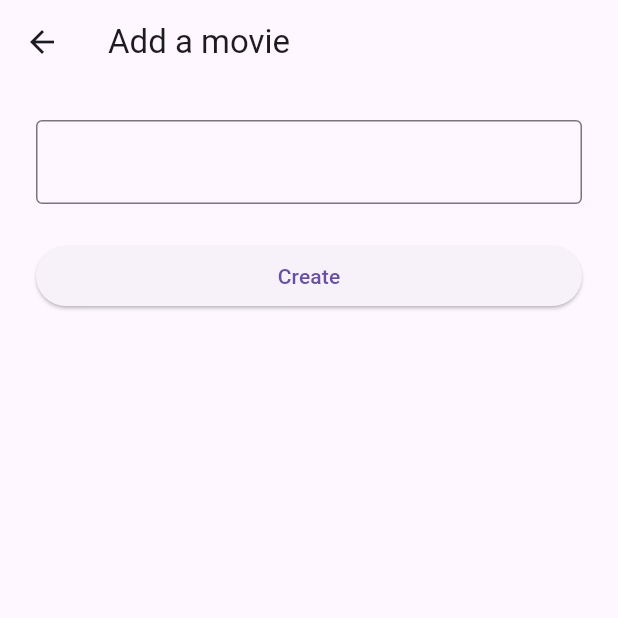
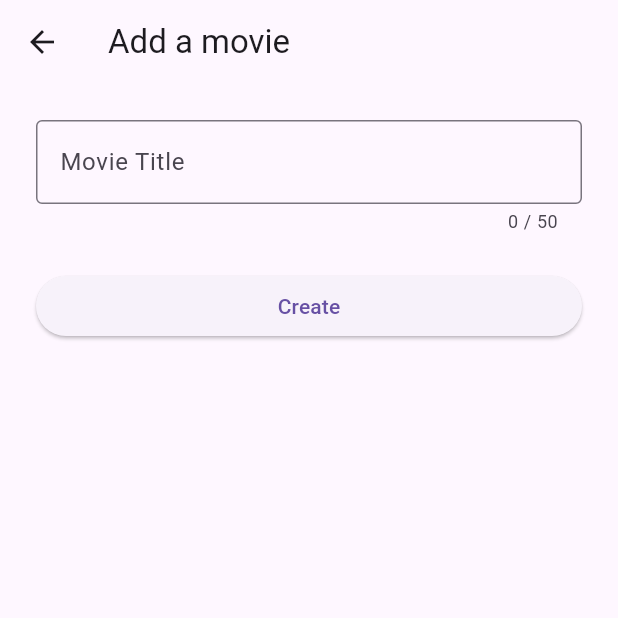
Before and after one commit to dgozhenko/MoviesApp, a Flutter app: the AddMovieScreen screen opened by its route, on a phone screen of 412 x 824 dp, the top half of it. Run offline on Flutter 3.47's test engine with Material 3 defaults, Android fonts, the phone set to English and light mode, and no system bars; our stand-ins replace bloc, equatable, flutter_bloc, sqflite; accounts and stored records are empty.

Commit message:
Add char counter and label for text field

```diff
--- a/lib/presentation/add_movie_screen.dart
+++ b/lib/presentation/add_movie_screen.dart
@@ -14,9 +14,11 @@ class AddMovieScreen extends StatefulWidget {
 
 class _AddMovieScreenState extends State<AddMovieScreen> {
   final _movieTitleEditingController = TextEditingController();
+  var _titleLength = 0;
 
   @override
   void initState() {
+    _movieTitleEditingController.addListener(_updateTitleLength);
     context.read<AddMovieCubit>().loadMovieScreen(movieId: widget.movieId);
     super.initState();
   }
@@ -25,6 +27,12 @@ class _AddMovieScreenState extends State<AddMovieScreen> {
   void dispose() {
     _movieTitleEditingController.dispose();
     super.dispose();
+  }
+
+  void _updateTitleLength() {
+    setState(() {
+      _titleLength = _movieTitleEditingController.text.length;
+    });
   }
 
   @override
@@ -64,8 +72,12 @@ class _AddMovieScreenState extends State<AddMovieScreen> {
                       ),
                       TextField(
                         controller: _movieTitleEditingController,
-                        decoration:
-                            const InputDecoration(border: OutlineInputBorder()),
+                        decoration: InputDecoration(
+                          border: const OutlineInputBorder(),
+                          label: const Text('Movie Title'),
+                          counterText: '$_titleLength / 50',
+                        ),
+                        maxLength: 50,
                       ),
                       const SizedBox(
                         height: 24,
```
